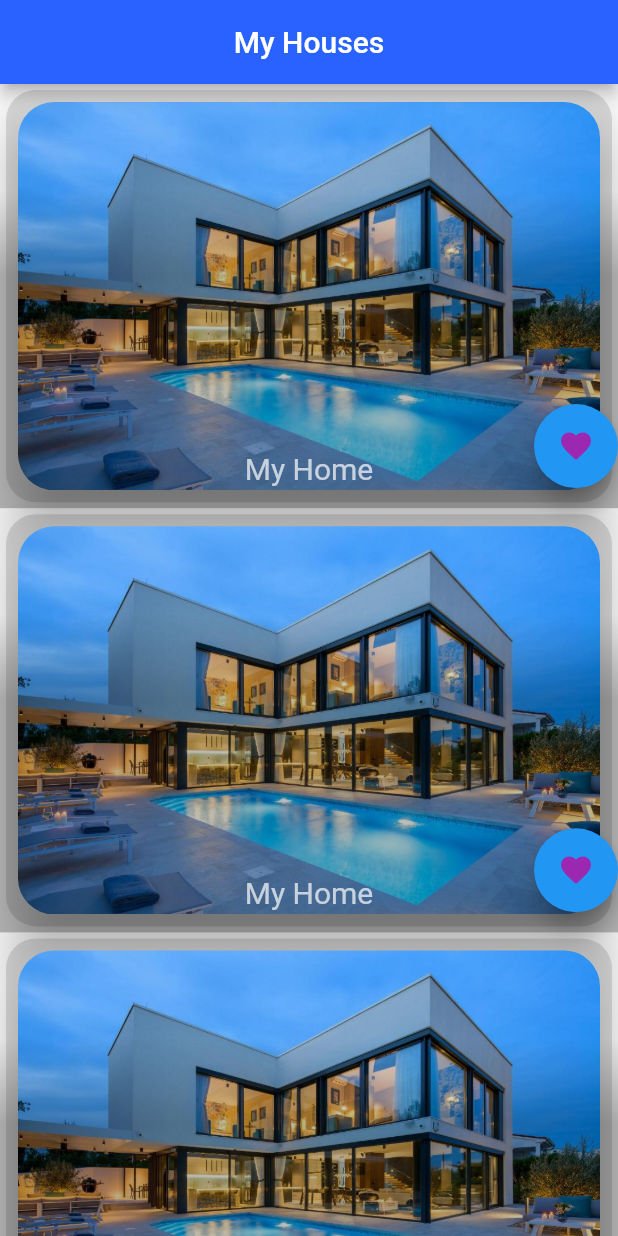
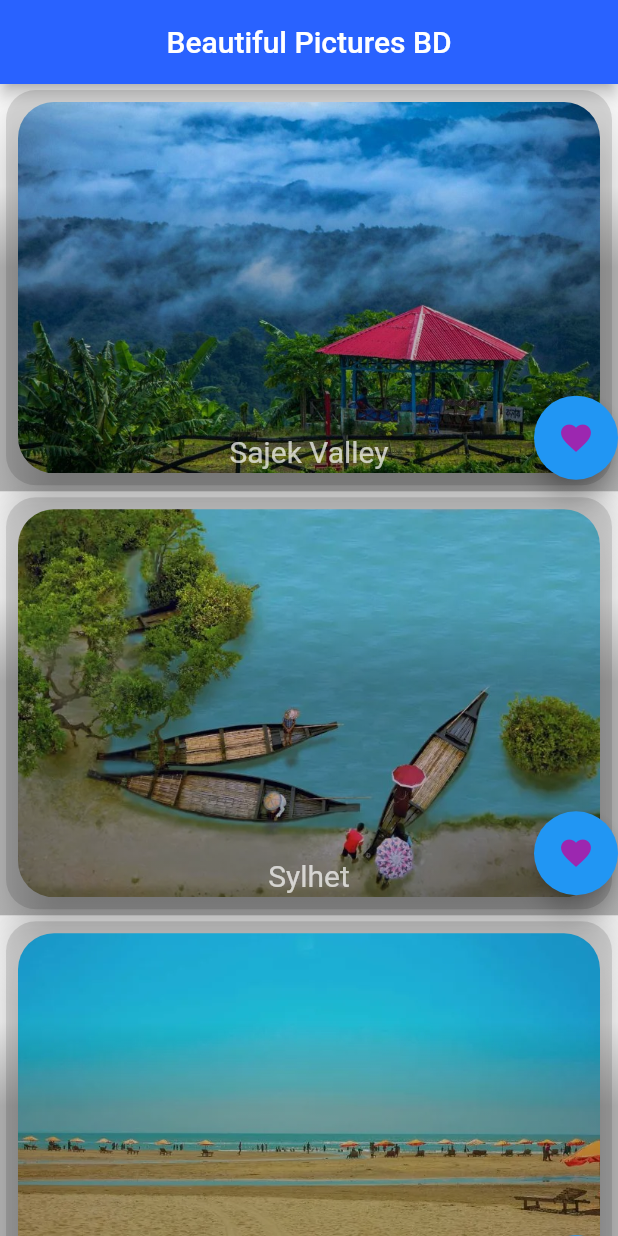
Before and after one commit to marufahmedofficial/BeautifulPicturesBD, a Flutter app: the screen it shows after launch, on a phone screen of 412 x 824 dp. Run offline on Flutter 3.47's test engine with Material 2 defaults, Android fonts, the phone set to English and light mode, and no system bars.

Commit message:
Adding places

```diff
--- a/lib/pages/home_page.dart
+++ b/lib/pages/home_page.dart
@@ -8,7 +8,7 @@ class HomePage extends StatelessWidget {
     return Scaffold(
       appBar: AppBar(
         backgroundColor: Colors.blueAccent.shade700,
-        title: Text('My Houses'),
+        title: Text('Beautiful Pictures BD'),
         centerTitle: true,
       ),
       body: SingleChildScrollView(   //expanded used row & culomn
@@ -27,7 +27,7 @@ class HomePage extends StatelessWidget {
                       children: [
                         ClipRRect(
                             borderRadius: BorderRadius.circular(24),
-                            child: Image.asset('images/my_house.jpg'))
+                            child: Image.asset('images/sajek.jpg'))
                       ],
                     ),
                   ),
@@ -50,7 +50,7 @@ class HomePage extends StatelessWidget {
                   right: 0,
 
                   child: Text(
-                    'My Home',
+                    'Sajek Valley',
                     textAlign: TextAlign.center,
                     style: TextStyle(
                       fontSize: 20,color: Colors.white70,
@@ -82,7 +82,7 @@ class HomePage extends StatelessWidget {
                       children: [
                         ClipRRect(
                             borderRadius: BorderRadius.circular(24),
-                            child: Image.asset('images/my_house.jpg'))
+                            child: Image.asset('images/sylhet.jpg'))
                       ],
                     ),
                   ),
@@ -105,7 +105,7 @@ class HomePage extends StatelessWidget {
                   right: 0,
 
                   child: Text(
-                    'My Home',
+                    'Sylhet',
                     textAlign: TextAlign.center,
                     style: TextStyle(
                       fontSize: 20,color: Colors.white70,
@@ -137,7 +137,7 @@ class HomePage extends StatelessWidget {
                       children: [
                         ClipRRect(
                             borderRadius: BorderRadius.circular(24),
-                            child: Image.asset('images/my_house.jpg'))
+                            child: Image.asset('images/cox.jpg'))
                       ],
                     ),
                   ),
@@ -160,7 +160,7 @@ class HomePage extends StatelessWidget {
                   right: 0,
 
                   child: Text(
-                    'My Home',
+                    'Cox Bazar',
                     textAlign: TextAlign.center,
                     style: TextStyle(
                       fontSize: 20,color: Colors.white70,
@@ -192,7 +192,7 @@ class HomePage extends StatelessWidget {
                       children: [
                         ClipRRect(
                             borderRadius: BorderRadius.circular(24),
-                            child: Image.asset('images/my_house.jpg'))
+                            child: Image.asset('images/srimangal.jpg'))
                       ],
                     ),
                   ),
@@ -215,7 +215,7 @@ class HomePage extends StatelessWidget {
                   right: 0,
 
                   child: Text(
-                    'My Home',
+                    'Srimangal',
                     textAlign: TextAlign.center,
                     style: TextStyle(
                       fontSize: 20,color: Colors.white70,
@@ -247,7 +247,7 @@ class HomePage extends StatelessWidget {
                       children: [
                         ClipRRect(
                             borderRadius: BorderRadius.circular(24),
-                            child: Image.asset('images/my_house.jpg'))
+                            child: Image.asset('images/bandarban.jpg'))
                       ],
                     ),
                   ),
@@ -270,7 +270,7 @@ class HomePage extends StatelessWidget {
                   right: 0,
 
                   child: Text(
-                    'My Home',
+                    'Bandarban',
                     textAlign: TextAlign.center,
                     style: TextStyle(
                       fontSize: 20,color: Colors.white70,
```
Also changed, not shown: images/bandarban.jpg (added), images/cox.jpg (added), images/my_house.jpg (deleted), images/sajek.jpg (added), images/srimangal.jpg (added), images/sylhet.jpg (added).
